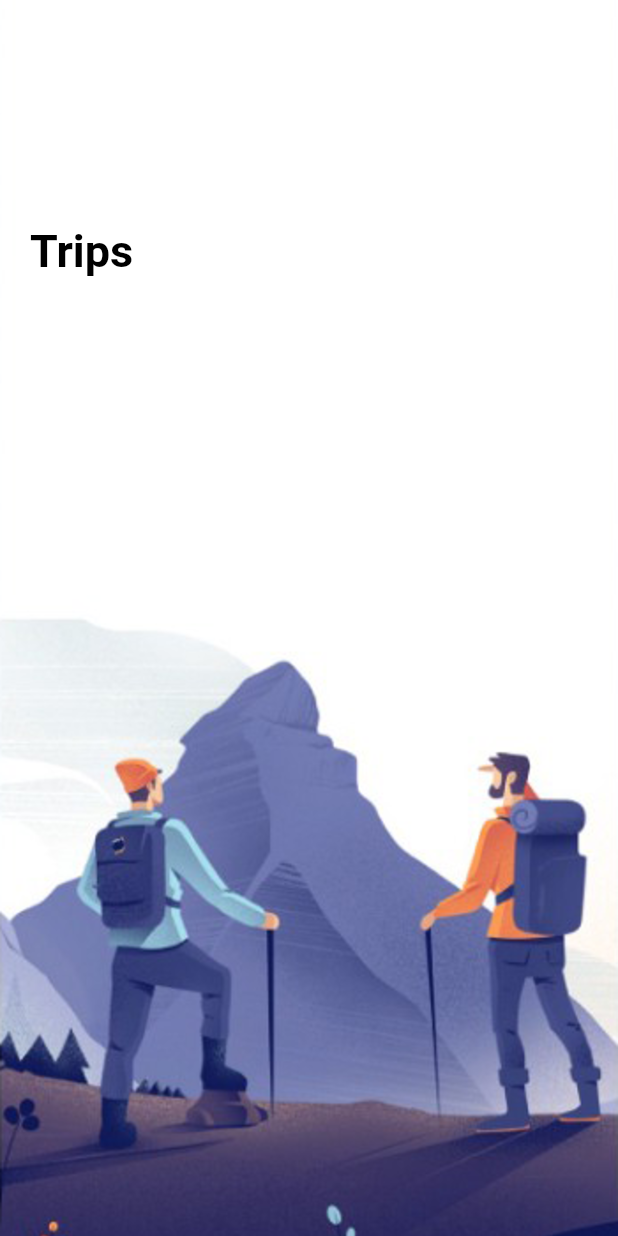
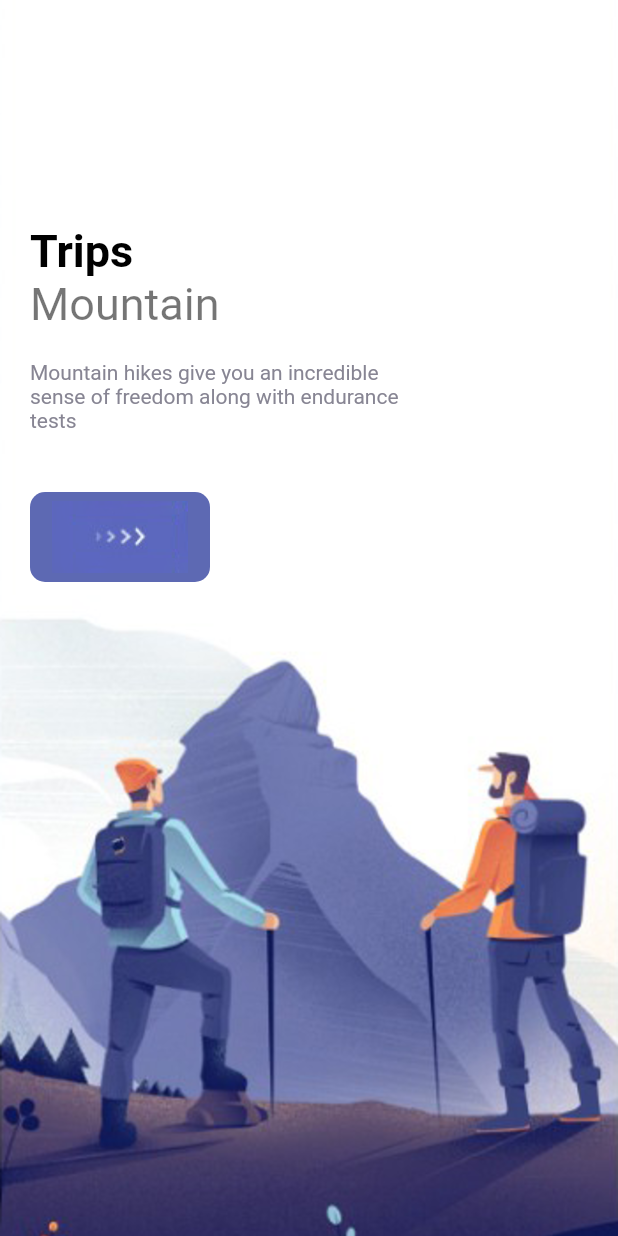
Before and after one commit to allie0147/travel_app_flutter, a Flutter app: the screen it shows after launch, on a phone screen of 412 x 824 dp. Run offline on Flutter 3.47's test engine with Material 2 defaults, Android fonts, the phone set to English and light mode, and no system bars.

Commit message:
Feat: Make AppText and ResponsiveButton

```diff
--- a/lib/pages/welcome_page.dart
+++ b/lib/pages/welcome_page.dart
@@ -1,5 +1,8 @@
 import 'package:flutter/material.dart';
+import 'package:travel_app/misc/colors.dart';
 import 'package:travel_app/widgets/app_large_text.dart';
+import 'package:travel_app/widgets/app_text.dart';
+import 'package:travel_app/widgets/responsive_button.dart';
 
 class WelcomePage extends StatefulWidget {
   const WelcomePage({Key? key}) : super(key: key);
@@ -36,7 +39,32 @@ class _WelcomePageState extends State<WelcomePage> {
                     top: 150, left: 20, right: 20),
                 child: Row(children: [
                   Column(
-                    children: [AppLargeText(text: 'Trips')],
+                    crossAxisAlignment: CrossAxisAlignment.start,
+                    children: [
+                      AppLargeText(text: 'Trips'),
+                      AppText(
+                        text: 'Mountain',
+                        size: 30,
+                      ),
+                      const SizedBox(
+                        height: 20,
+                      ),
+                      SizedBox(
+                        width: 250,
+                        child: AppText(
+                          text:
+                              'Mountain hikes give you an incredible sense of freedom along with endurance tests',
+                          color: AppColors.textColor2,
+                          size: 14,
+                        ),
+                      ),
+                      const SizedBox(
+                        height: 40,
+                      ),
+                      ResponsiveButton(
+                        width: 120,
+                      )
+                    ],
                   )
                 ]),
               ),
--- a/lib/widgets/app_text.dart
+++ b/lib/widgets/app_text.dart
@@ -0,0 +1,23 @@
+import 'package:flutter/material.dart';
+
+class AppText extends StatelessWidget {
+  double size;
+  final String text;
+  Color color;
+
+  AppText(
+      {Key? key,
+      this.size = 16.0,
+      required this.text,
+      this.color = Colors.black54})
+      : super(key: key);
+
+  @override
+  Widget build(BuildContext context) {
+    return Text(
+      text,
+      style: TextStyle(
+          color: color, fontSize: size,),
+    );
+  }
+}
--- /dev/null
+++ b/lib/widgets/responsive_button.dart
@@ -0,0 +1,28 @@
+import 'package:flutter/material.dart';
+import 'package:travel_app/misc/colors.dart';
+
+class ResponsiveButton extends StatelessWidget {
+  bool? isResponsive;
+  double? width;
+
+  ResponsiveButton({Key? key, this.width, this.isResponsive = false})
+      : super(key: key);
+
+  @override
+  Widget build(BuildContext context) {
+    return Container(
+      width: width,
+      height: 60.0,
+      decoration: BoxDecoration(
+        borderRadius: BorderRadius.circular(10),
+        color: AppColors.mainColor,
+      ),
+      child: Row(
+        mainAxisAlignment: MainAxisAlignment.center,
+        children: [
+          Image.asset('img/button-one.png'),
+        ],
+      ),
+    );
+  }
+}
```
